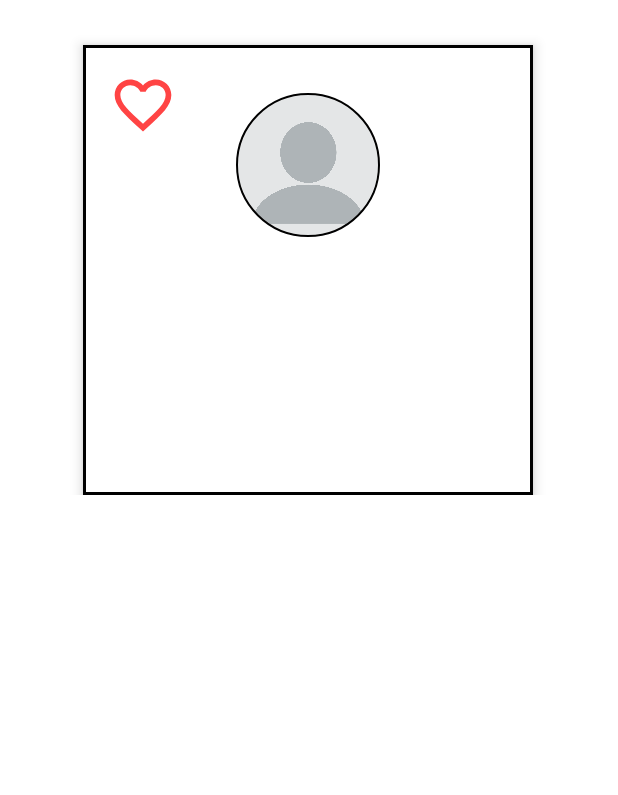
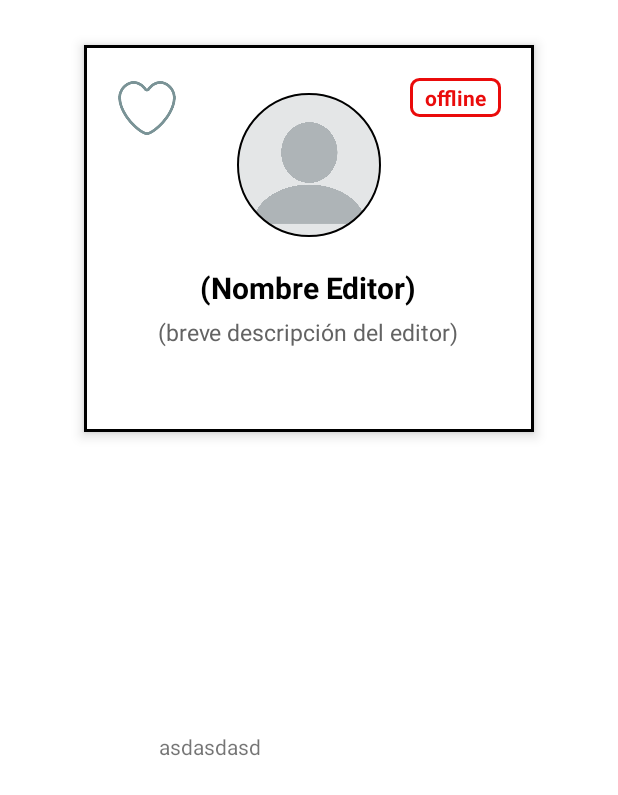
Before and after one commit to AimarGE/Editoria, an Android app: the layout fragment_perfil.xml on its own in the app's theme, with its tools: preview values and no code run, on a phone screen of 412 x 824 dp. Shown: the top 795 px of the screen. Run offline under Robolectric (Android 15) with nearby library versions, the phone set to English and light mode, and no system bars.

Commit message:
Toggle de favoritos arreglado y empezando estructura del perfil del editor

```diff
--- a/app/build.gradle
+++ b/app/build.gradle
@@ -40,4 +40,7 @@ dependencies {
 
     //circulo imagen
     implementation 'de.hdodenhof:circleimageview:3.1.0'
+
+    //lottie
+    implementation 'com.airbnb.android:lottie:5.0.3'
 }
--- a/app/src/main/java/com/example/editoria/PerfilFragment.java
+++ b/app/src/main/java/com/example/editoria/PerfilFragment.java
@@ -1,5 +1,7 @@
 package com.example.editoria;
 
+import android.animation.Animator;
+import android.animation.AnimatorListenerAdapter;
 import android.os.Bundle;
 
 import androidx.fragment.app.Fragment;
@@ -7,13 +9,13 @@ import androidx.fragment.app.Fragment;
 import android.view.LayoutInflater;
 import android.view.View;
 import android.view.ViewGroup;
-import android.widget.Toast;
-import android.widget.ToggleButton;
+
+import com.airbnb.lottie.LottieAnimationView;
 
 public class PerfilFragment extends Fragment {
 
-    ToggleButton favorito;
-
+    LottieAnimationView favorito;
+    boolean guardado;
     @Override
     public void onCreate(Bundle savedInstanceState) {
         super.onCreate(savedInstanceState);
@@ -28,20 +30,49 @@ public class PerfilFragment extends Fragment {
 
         favorito = view.findViewById(R.id.favorito);
 
-
-
-
+        guardado = false;
 
 
         favorito.setOnClickListener(new View.OnClickListener() {
             @Override
             public void onClick(View v) {
+                guardado = likeAnimation(favorito, R.raw.heart_animation, guardado);
+            }
+        });
+
+        /*favorito.setOnClickListener(new View.OnClickListener() {
+            @Override
+            public void onClick(View v) {
                 Toast.makeText( getActivity(), "toggle favorito", Toast.LENGTH_SHORT).show();
             }
-        });
+        });*/
 
 
         // Inflate the layout for this fragment
         return view;
     }
+
+
+    private boolean likeAnimation(LottieAnimationView imageView, Integer animation, Boolean like){
+
+        if (!like){
+            imageView.setAnimation(animation);
+            imageView.playAnimation();
+        }else{
+            imageView.animate()
+                    .alpha(0f)
+                    .setDuration(200)
+                    .setListener(new AnimatorListenerAdapter() {
+                        @Override
+                        public void onAnimationEnd(Animator animation) {
+                            imageView.setImageResource(R.drawable.favorite_border);
+                            imageView.setAlpha(1f);
+                        }
+                    });
+
+
+        }
+
+        return !like;
+    }
 }
--- /dev/null
+++ b/app/src/main/res/drawable/borde_conectado.xml
@@ -0,0 +1,15 @@
+<shape
+    xmlns:android="http://schemas.android.com/apk/res/android"
+    android:shape="rectangle">
+    <solid
+        android:color="#FFFFFF"/>
+
+    <corners
+        android:bottomRightRadius="5dp"
+        android:bottomLeftRadius="5dp"
+        android:topLeftRadius="5dp"
+        android:topRightRadius="5dp"/>
+    <stroke
+        android:color="#40B120"
+        android:width="2dp"/>
+</shape>
--- /dev/null
+++ b/app/src/main/res/drawable/borde_desconectado.xml
@@ -0,0 +1,15 @@
+<shape
+    xmlns:android="http://schemas.android.com/apk/res/android"
+    android:shape="rectangle">
+    <solid
+        android:color="#FFFFFF"/>
+
+    <corners
+        android:bottomRightRadius="5dp"
+        android:bottomLeftRadius="5dp"
+        android:topLeftRadius="5dp"
+        android:topRightRadius="5dp"/>
+    <stroke
+        android:color="#EA0B0B"
+        android:width="2dp"/>
+</shape>
--- a/app/src/main/res/drawable/favorite.xml
+++ /dev/null
@@ -1,9 +0,0 @@
-<vector xmlns:android="http://schemas.android.com/apk/res/android"
-    android:width="24dp"
-    android:height="24dp"
-    android:viewportWidth="24"
-    android:viewportHeight="24">
-  <path
-      android:fillColor="@android:color/holo_red_light"
-      android:pathData="M12,21.35l-1.45,-1.32C5.4,15.36 2,12.28 2,8.5 2,5.42 4.42,3 7.5,3c1.74,0 3.41,0.81 4.5,2.09C13.09,3.81 14.76,3 16.5,3 19.58,3 22,5.42 22,8.5c0,3.78 -3.4,6.86 -8.55,11.54L12,21.35z"/>
-</vector>
--- a/app/src/main/res/drawable/favorite_border.xml
+++ /dev/null
@@ -1,9 +0,0 @@
-<vector xmlns:android="http://schemas.android.com/apk/res/android"
-    android:width="24dp"
-    android:height="24dp"
-    android:viewportWidth="24"
-    android:viewportHeight="24">
-  <path
-      android:fillColor="@android:color/holo_red_light"
-      android:pathData="M16.5,3c-1.74,0 -3.41,0.81 -4.5,2.09C10.91,3.81 9.24,3 7.5,3 4.42,3 2,5.42 2,8.5c0,3.78 3.4,6.86 8.55,11.54L12,21.35l1.45,-1.32C18.6,15.36 22,12.28 22,8.5 22,5.42 19.58,3 16.5,3zM12.1,18.55l-0.1,0.1 -0.1,-0.1C7.14,14.24 4,11.39 4,8.5 4,6.5 5.5,5 7.5,5c1.54,0 3.04,0.99 3.57,2.36h1.87C13.46,5.99 14.96,5 16.5,5c2,0 3.5,1.5 3.5,3.5 0,2.89 -3.14,5.74 -7.9,10.05z"/>
-</vector>
--- a/app/src/main/res/drawable/toggle_favorite_selector.xml
+++ /dev/null
@@ -1,5 +0,0 @@
-<?xml version="1.0" encoding="utf-8"?>
-<selector xmlns:android="http://schemas.android.com/apk/res/android">
-<item android:drawable="@drawable/favorite_border" android:state_checked="false" />
-<item android:drawable="@drawable/favorite" android:state_checked="true"/>
-</selector>
--- a/app/src/main/res/layout/fragment_perfil.xml
+++ b/app/src/main/res/layout/fragment_perfil.xml
@@ -10,47 +10,115 @@
         android:layout_width="match_parent"
         android:layout_height="match_parent"
         android:orientation="vertical"
-        android:layout_centerHorizontal="true"
+        android:gravity="center"
         android:outlineAmbientShadowColor="@color/black"
         >
 
         <RelativeLayout
             android:layout_width="300dp"
-            android:layout_height="300dp"
+            android:layout_height="wrap_content"
             android:background="@drawable/borde_imagen_proyecto"
             android:layout_marginTop="30dp"
-            android:layout_marginStart="55dp"
+            android:paddingBottom="56dp"
             android:outlineProvider="bounds"
             android:elevation="5dp">
 
-            <ToggleButton
+            <LinearLayout
+                android:id="@+id/linearLayFav"
+                android:layout_width="100dp"
+                android:layout_height="100dp"
+                android:layout_marginTop="-10dp"
+                android:layout_marginLeft="-10dp"
+                android:orientation="vertical">
+                <com.airbnb.lottie.LottieAnimationView
+                    android:id="@+id/favorito"
+                    android:layout_width="match_parent"
+                    android:layout_height="0dp"
+                    app:srcCompat="@drawable/favorite_border"
+                    android:layout_weight="1">
+                </com.airbnb.lottie.LottieAnimationView>
+
+
+            </LinearLayout>
+
+
+            <TextView
+                android:id="@+id/estadoConectividad"
+                android:layout_width="wrap_content"
+                android:layout_height="wrap_content"
+                android:layout_alignParentRight="true"
+                android:layout_marginStart="20dp"
+                android:layout_marginTop="20dp"
+                android:layout_marginEnd="20dp"
+                android:layout_marginBottom="20dp"
+                android:background="@drawable/borde_desconectado"
+                android:paddingHorizontal="10dp"
+                android:paddingVertical="3dp"
+                android:text="offline"
+                android:textColor="#EA0B0B"
+                android:textStyle="bold" />
+
+            <!--<ToggleButton
                 android:id="@+id/favorito"
                 android:layout_width="45dp"
                 android:layout_height="45dp"
+                android:layout_marginLeft="15dp"
+                android:layout_marginTop="15dp"
                 android:background="@drawable/toggle_favorite_selector"
                 android:textOff=""
-                android:textOn=""
-                android:layout_marginLeft="15dp"
-                android:layout_marginTop="15dp"/>
+                android:textOn="" />-->
+            <LinearLayout
+                android:layout_width="match_parent"
+                android:layout_height="match_parent"
+                android:gravity="center"
+                android:orientation="vertical">
 
                 <de.hdodenhof.circleimageview.CircleImageView
                     android:id="@+id/profile_image"
                     android:layout_width="96dp"
                     android:layout_height="96dp"
-                android:layout_centerHorizontal="true"
+                    android:layout_marginTop="30dp"
                     android:src="@drawable/blank_profile"
                     app:civ_border_color="#FF000000"
-                app:civ_border_width="1dp"
-                android:layout_marginTop="30dp"/>
+                    app:civ_border_width="1dp" />
+
+                <TextView
+                    android:id="@+id/nombreEditor"
+                    android:layout_width="wrap_content"
+                    android:layout_height="wrap_content"
+                    android:layout_marginTop="20dp"
+                    android:paddingHorizontal="20dp"
+                    android:textAlignment="center"
+                    android:text="(Nombre Editor)"
+                    android:textColor="#000000"
+                    android:textSize="20dp"
+                    android:textStyle="bold" />
+
+                <TextView
+                    android:id="@+id/breveDescripcionEditor"
+                    android:paddingHorizontal="20dp"
+                    android:layout_width="wrap_content"
+                    android:layout_height="wrap_content"
+                    android:layout_marginTop="5dp"
+                    android:textAlignment="center"
+                    android:text="(breve descripción del editor)"
+                    android:textColor="#636363"
+                    android:textSize="15dp"/>
+
+            </LinearLayout>
+        </RelativeLayout>
 
 
-        </RelativeLayout>
-
+        <TextView
+            android:layout_marginTop="200dp"
+            android:layout_width="200dp"
+            android:layout_height="200dp"
+            android:text="asdasdasd"
+            ></TextView>
 
     </LinearLayout>
 
 
 
 
-
 </ScrollView>
```
Also changed, not shown: app/src/main/res/raw/heart_animation.json (added, +1 -0 lines), app/src/main/res/drawable-v24/favorite_border.png (added). Lines whose indentation alone changed are shown as unchanged.
